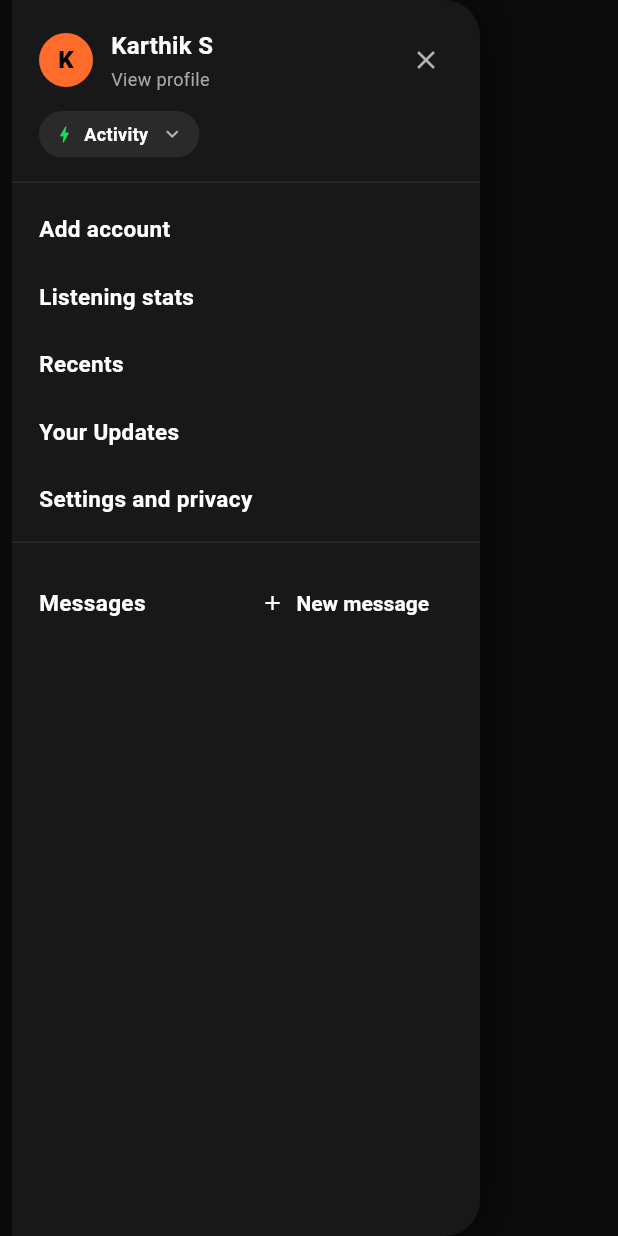
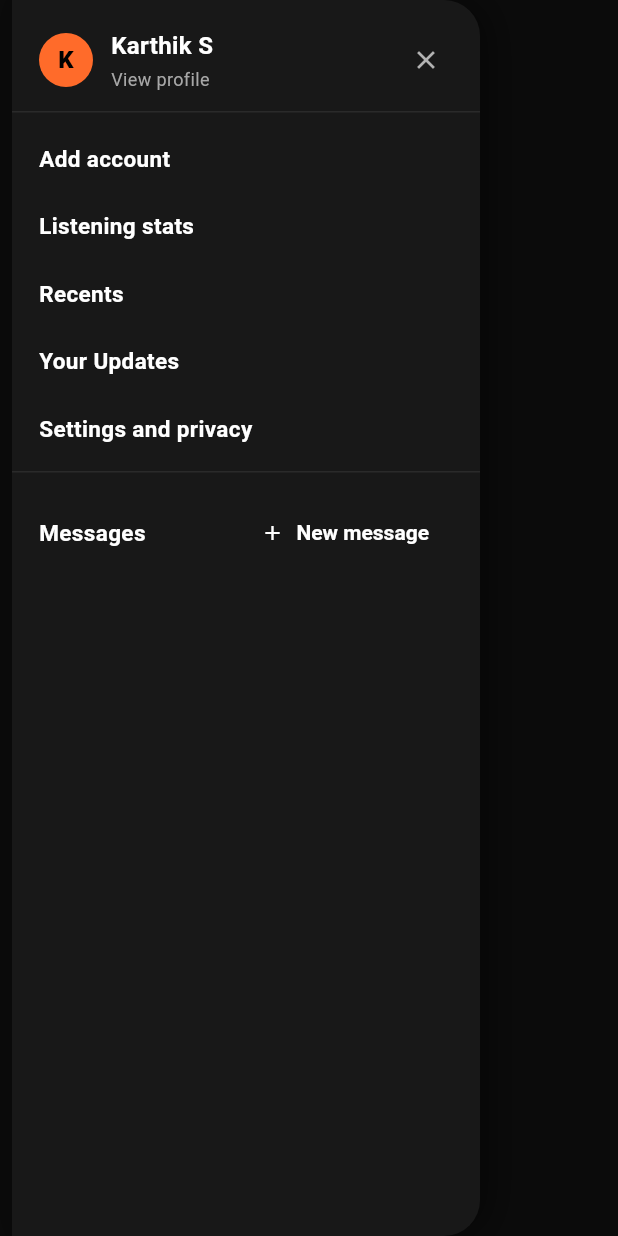
Before and after one commit to Zyxavy/Flutter-Spotify-Clone, a Flutter app: the HomeSideNav widget shown alone on an empty page, opened directly, on a phone screen of 412 x 824 dp. Run offline on Flutter 3.47's test engine with Material 3 defaults, Android fonts, the phone set to English and light mode, and no system bars; our stand-ins replace flutter_riverpod, go_router, google_fonts.

Commit message:
Some whatever

```diff
--- a/lib/widgets/home_side_nav.dart
+++ b/lib/widgets/home_side_nav.dart
@@ -70,10 +70,7 @@ class HomeSideNav extends StatelessWidget {
                     ],
                   ),
                 ),
-                const Padding(
-                  padding: EdgeInsets.fromLTRB(18, 0, 18, 16),
-                  child: _ActivityChip(),
-                ),
+
                 const Divider(color: Color(0xFF2A2A2A), height: 1),
                 const SizedBox(height: 8),
                 const _MenuItem(label: 'Add account'),
@@ -119,34 +116,6 @@ class HomeSideNav extends StatelessWidget {
   }
 }
 
-class _ActivityChip extends StatelessWidget {
-  const _ActivityChip();
-
-  @override
-  Widget build(BuildContext context) {
-    return Container(
-      padding: const EdgeInsets.symmetric(horizontal: 10, vertical: 7),
-      decoration: BoxDecoration(
-        color: const Color(0xFF2A2A2A),
-        borderRadius: BorderRadius.circular(18),
-      ),
-      child: const Row(
-        mainAxisSize: MainAxisSize.min,
-        children: [
-          Icon(Icons.bolt, size: 14, color: Color(0xFF1ED760)),
-          SizedBox(width: 6),
-          Text(
-            'Activity',
-            style: TextStyle(color: Colors.white, fontWeight: FontWeight.w600, fontSize: 12),
-          ),
-          SizedBox(width: 8),
-          Icon(Icons.keyboard_arrow_down, size: 16, color: Color(0xFFB3B3B3)),
-        ],
-      ),
-    );
-  }
-}
-
 class _MenuItem extends StatelessWidget {
   final String label;
 
```
Also changed, not shown: 1 other file.
